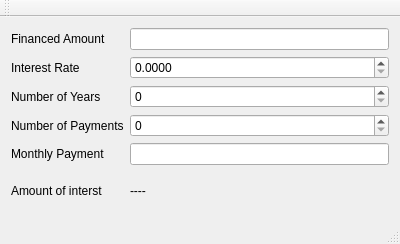
Qt form mainwindow.ui (themattkerr/Mortgage_Calculator) before a commit.
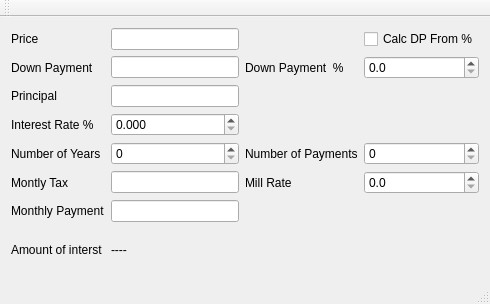
The same form after that commit.

```diff
--- a/mainwindow.ui
+++ b/mainwindow.ui
@@ -6,8 +6,8 @@
    <rect>
     <x>0</x>
     <y>0</y>
-    <width>400</width>
-    <height>244</height>
+    <width>490</width>
+    <height>304</height>
    </rect>
   </property>
   <property name="windowTitle">
@@ -15,78 +15,146 @@
   </property>
   <widget class="QWidget" name="centralWidget">
    <layout class="QGridLayout" name="gridLayout">
-    <item row="0" column="0">
-     <widget class="QLabel" name="label">
+    <item row="6" column="3">
+     <widget class="QLabel" name="label_11">
       <property name="text">
-       <string>Financed Amount</string>
+       <string>Mill Rate</string>
+      </property>
+     </widget>
+    </item>
+    <item row="6" column="0">
+     <widget class="QLabel" name="label_10">
+      <property name="text">
+       <string>Montly Tax</string>
+      </property>
+     </widget>
+    </item>
+    <item row="1" column="3">
+     <widget class="QLabel" name="label_9">
+      <property name="text">
+       <string>Down Payment  %</string>
       </property>
      </widget>
     </item>
     <item row="1" column="2">
-     <widget class="QDoubleSpinBox" name="InterestRate">
-      <property name="decimals">
-       <number>4</number>
-      </property>
-     </widget>
+     <widget class="QLineEdit" name="lineEditDownPayment"/>
     </item>
-    <item row="2" column="0">
-     <widget class="QLabel" name="label_3">
-      <property name="text">
-       <string>Number of Years</string>
-      </property>
-     </widget>
+    <item row="0" column="2">
+     <widget class="QLineEdit" name="lineEditPrice"/>
     </item>
-    <item row="1" column="0">
-     <widget class="QLabel" name="label_2">
-      <property name="text">
-       <string>Interest Rate</string>
-      </property>
-     </widget>
-    </item>
-    <item row="4" column="2">
-     <widget class="QLineEdit" name="lineEditMonthlyPayment"/>
-    </item>
-    <item row="3" column="0">
+    <item row="5" column="3">
      <widget class="QLabel" name="label_4">
       <property name="text">
        <string>Number of Payments</string>
       </property>
      </widget>
     </item>
-    <item row="2" column="2">
-     <widget class="QSpinBox" name="NumOfYears"/>
+    <item row="6" column="2">
+     <widget class="QLineEdit" name="lineEditMontlyTax"/>
     </item>
-    <item row="3" column="2">
+    <item row="5" column="4">
      <widget class="QSpinBox" name="NumOfPayments">
       <property name="maximum">
        <number>500</number>
       </property>
      </widget>
     </item>
+    <item row="8" column="2">
+     <widget class="QLineEdit" name="lineEditMonthlyPayment"/>
+    </item>
+    <item row="1" column="4">
+     <widget class="QDoubleSpinBox" name="doubleSpinBoxDownPaymentPercent">
+      <property name="decimals">
+       <number>1</number>
+      </property>
+     </widget>
+    </item>
+    <item row="4" column="0">
+     <widget class="QLabel" name="label_2">
+      <property name="text">
+       <string>Interest Rate %</string>
+      </property>
+     </widget>
+    </item>
+    <item row="3" column="0">
+     <widget class="QLabel" name="label">
+      <property name="text">
+       <string>Principal</string>
+      </property>
+     </widget>
+    </item>
     <item row="5" column="0">
+     <widget class="QLabel" name="label_3">
+      <property name="text">
+       <string>Number of Years</string>
+      </property>
+     </widget>
+    </item>
+    <item row="5" column="2">
+     <widget class="QSpinBox" name="NumOfYears"/>
+    </item>
+    <item row="9" column="0">
      <widget class="QLabel" name="label_6">
       <property name="text">
        <string>Amount of interst</string>
       </property>
      </widget>
     </item>
-    <item row="5" column="2">
+    <item row="4" column="2">
+     <widget class="QDoubleSpinBox" name="InterestRate">
+      <property name="decimals">
+       <number>3</number>
+      </property>
+      <property name="singleStep">
+       <double>0.010000000000000</double>
+      </property>
+     </widget>
+    </item>
+    <item row="9" column="2">
      <widget class="QLabel" name="AmountofInterest">
       <property name="text">
        <string>----</string>
       </property>
      </widget>
     </item>
-    <item row="0" column="2">
-     <widget class="QLineEdit" name="lineEdit"/>
-    </item>
-    <item row="4" column="0">
+    <item row="8" column="0">
      <widget class="QLabel" name="label_5">
       <property name="text">
        <string>Monthly Payment</string>
       </property>
      </widget>
     </item>
+    <item row="0" column="0">
+     <widget class="QLabel" name="label_7">
+      <property name="text">
+       <string>Price</string>
+      </property>
+     </widget>
+    </item>
+    <item row="1" column="0">
+     <widget class="QLabel" name="label_8">
+      <property name="text">
+       <string>Down Payment</string>
+      </property>
+     </widget>
+    </item>
+    <item row="3" column="2">
+     <widget class="QLineEdit" name="lineEdit"/>
+    </item>
+    <item row="6" column="4">
+     <widget class="QDoubleSpinBox" name="doubleSpinBoxMillRate">
+      <property name="decimals">
+       <number>1</number>
+      </property>
+     </widget>
+    </item>
+    <item row="0" column="4">
+     <widget class="QCheckBox" name="checkBox">
+      <property name="text">
+       <string>Calc DP From %</string>
+      </property>
+     </widget>
+    </item>
    </layout>
   </widget>
   <widget class="QMenuBar" name="menuBar">
```
Left out of the diff: 2 changed lines with no effect on the pictures.
